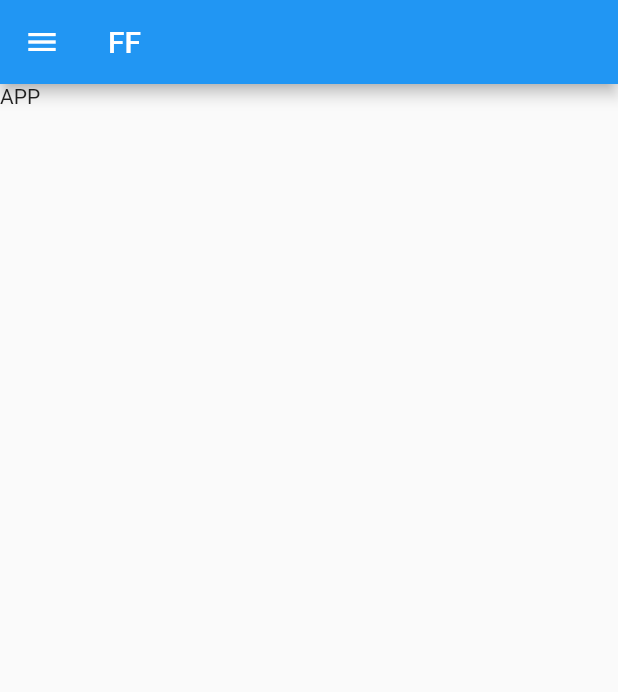
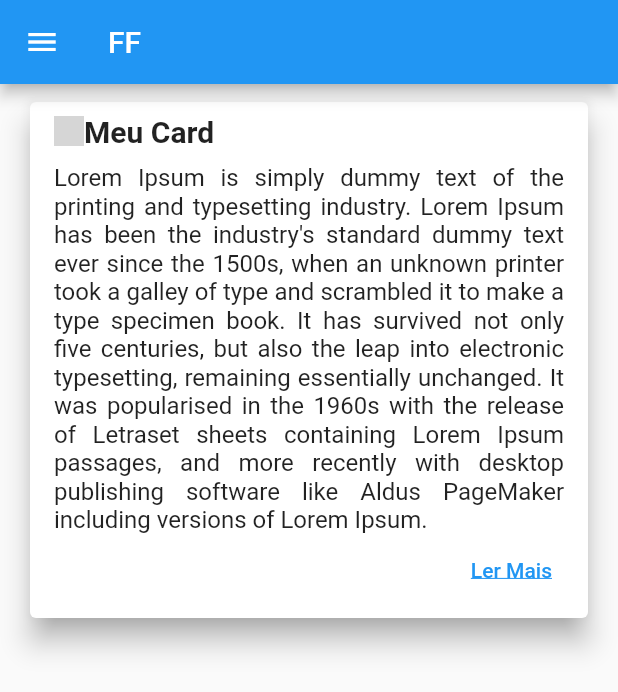
Before and after one commit to MatheusHard/projeto_dio_flutter, a Flutter app: the screen it shows after launch, on a phone screen of 412 x 824 dp. Shown: the top 692 px of the screen. Run offline on Flutter 3.47's test engine with Material 2 defaults, Android fonts, the phone set to English and light mode, and no system bars; network calls fail; grey boxes are pictures that could not be loaded.

Commit message:
Card e CArdDEtail

```diff
--- /dev/null
+++ b/lib/model/card_detail_model.dart
@@ -0,0 +1,8 @@
+class CardDetail {
+    int id;
+  String title;
+  String url;
+  String text;
+
+  CardDetail(this.id,this.title, this.url, this.text);
+}
--- /dev/null
+++ b/lib/pages/card_page.dart
@@ -0,0 +1,73 @@
+import 'package:flutter/material.dart';
+import 'package:projeto_dio_flutter/model/card_detail_model.dart';
+import 'package:projeto_dio_flutter/pages/card_detail_page.dart';
+
+class CardPage extends StatefulWidget {
+  const CardPage({super.key});
+
+  @override
+  State<CardPage> createState() => _CardPageState();
+}
+
+class _CardPageState extends State<CardPage> {
+  var cardDetail = CardDetail(1,"Meu Card", "https://hermes.digitalinnovation.one/assets/diome/logo.png", "Lorem Ipsum is simply dummy text of the printing and typesetting industry. Lorem Ipsum has been the industry's standard dummy text ever since the 1500s, when an unknown printer took a galley of type and scrambled it to make a type specimen book. It has survived not only five centuries, but also the leap into electronic typesetting, remaining essentially unchanged. It was popularised in the 1960s with the release of Letraset sheets containing Lorem Ipsum passages, and more recently with desktop publishing software like Aldus PageMaker including versions of Lorem Ipsum.");
+  @override
+  Widget build(BuildContext context) {
+    return Column(
+      children: [
+        Container(
+          margin: const EdgeInsets.symmetric(horizontal: 16, vertical: 8),
+          width: double.infinity,
+          child: Hero(
+            tag: cardDetail.id,
+            child: Card(
+              elevation: 8,
+              shadowColor: Colors.grey,
+              child: Padding(
+                padding: const EdgeInsets.symmetric(horizontal: 16, vertical: 8),
+                child: Column(
+                  crossAxisAlignment: CrossAxisAlignment.start,
+                  children: [
+                    Row(
+                      children: [
+                        Image.network(cardDetail.url
+                        ,height: 20,),
+                        Text(cardDetail.title, style:
+                          const TextStyle(
+                            fontSize: 20, fontWeight: FontWeight.w700
+                          ),
+                        ),
+                      ],
+                    ),
+                    const SizedBox(height: 10,),
+                    Text(cardDetail.text,
+                    textAlign: TextAlign.justify,
+                      style: const TextStyle(
+                      fontSize: 16, fontWeight: FontWeight.normal,
+
+                    ),),
+                    Container(
+                      width: double.infinity,
+                      alignment: Alignment.centerRight,
+                      child: TextButton(
+                          onPressed:(){
+                            Navigator.push(context,
+                                MaterialPageRoute(builder:
+                            (contex) =>  CardDetailPage(cardDetail: cardDetail,)));
+                          },
+                          child: const Text("Ler Mais",
+                          style: TextStyle(
+                            decoration: TextDecoration.underline
+                          ),)),
+                    )
+                  ],
+                ),
+              ),
+            ),
+          )
+          ,
+        )
+      ],
+    );
+  }
+}
--- a/lib/pages/home.dart
+++ b/lib/pages/home.dart
@@ -1,4 +1,5 @@
 import 'package:flutter/material.dart';
+import 'package:projeto_dio_flutter/pages/card_page.dart';
 import 'package:projeto_dio_flutter/pages/shared/widgets/drawer.dart';
 
 class Home extends StatefulWidget {
@@ -13,7 +14,7 @@ class _HomeState extends State<Home> {
   Widget build(BuildContext context) {
     return Scaffold(
         appBar: AppBar(title: Text("FF")),
-        body: Text("APP"),
+        body: const CardPage(),
         drawer: DrawerCustom(),
     );
 
```
Also changed, not shown: lib/pages/card_detail_page.dart (added, +52 -0 lines).
